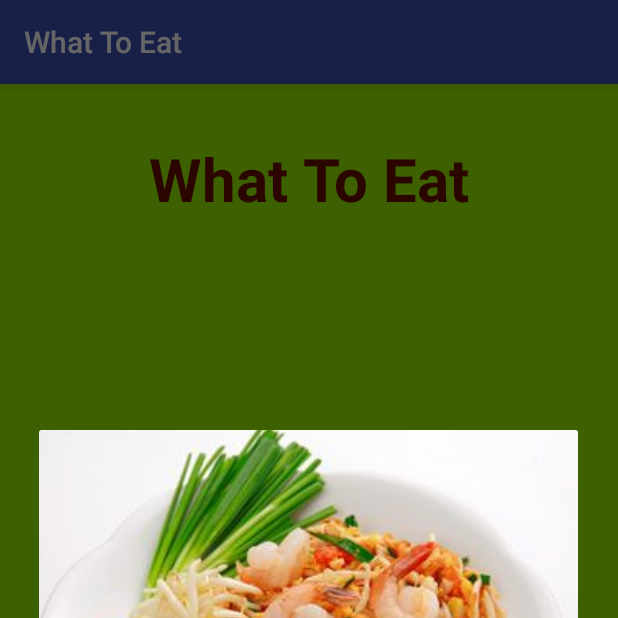
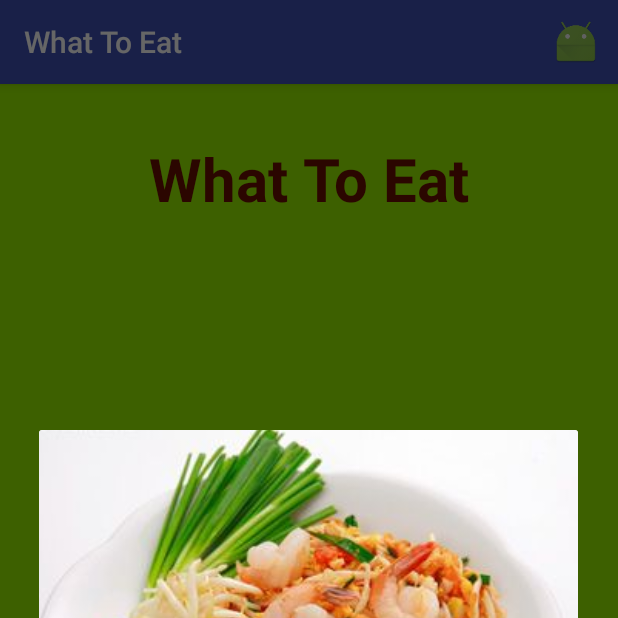
Before and after one commit to 3bugs/WhatToEat-CP-SU-2559-Live, an Android app: the screen it shows after launch (MainActivity), after a tap on "RANDOM", on a phone screen of 412 x 824 dp, the top half of it. Run offline under Robolectric (Android 15) with nearby library versions, the phone set to English and light mode, and no system bars.

Commit message:
Add FoodListAdapter, list_item.xml

```diff
--- a/app/build.gradle
+++ b/app/build.gradle
@@ -25,6 +25,7 @@ dependencies {
         exclude group: 'com.android.support', module: 'support-annotations'
     })
     compile 'com.android.support:appcompat-v7:24.2.1'
+    compile 'com.android.support:percent:24.2.1'
+    compile 'com.android.support:design:24.2.1'
     testCompile 'junit:junit:4.12'
-    compile 'com.android.support:percent:24.2.1'
 }
--- a/app/src/main/AndroidManifest.xml
+++ b/app/src/main/AndroidManifest.xml
@@ -17,6 +17,11 @@
         </activity>
         <activity android:name=".DishDetailActivity">
         </activity>
+        <activity
+            android:name=".FoodListActivity"
+            android:label="@string/title_activity_food_list"
+            android:theme="@style/AppTheme.NoActionBar">
+        </activity>
     </application>
 
 </manifest>
--- a/app/src/main/java/com/example/whattoeat/MainActivity.java
+++ b/app/src/main/java/com/example/whattoeat/MainActivity.java
@@ -1,12 +1,16 @@
 package com.example.whattoeat;
 
 import android.content.Context;
+import android.content.Intent;
 import android.content.res.AssetManager;
 import android.graphics.drawable.Drawable;
 import android.os.Bundle;
 import android.support.v7.app.AlertDialog;
 import android.support.v7.app.AppCompatActivity;
 import android.view.LayoutInflater;
+import android.view.Menu;
+import android.view.MenuInflater;
+import android.view.MenuItem;
 import android.view.View;
 import android.widget.Button;
 import android.widget.ImageView;
@@ -21,18 +25,21 @@ import java.io.InputStream;
 public class MainActivity extends AppCompatActivity {
 
     private static final String TAG = MainActivity.class.getSimpleName();
+    private FoodMenu mFoodMenu;
 
     @Override
     protected void onCreate(Bundle savedInstanceState) {
         super.onCreate(savedInstanceState);
         setContentView(R.layout.activity_main);
+
+        mFoodMenu = FoodMenu.getInstance(this);
+        mFoodMenu.loadFromDatabase();
+
         Button randomButton = (Button) findViewById(R.id.random_button);
         randomButton.setOnClickListener(new View.OnClickListener() {
             @Override
             public void onClick(View view) {
-                FoodMenu foodMenu = FoodMenu.getInstance(MainActivity.this);
-                foodMenu.loadFromDatabase();
-                Food randomFood = foodMenu.getRandomFood();
+                Food randomFood = mFoodMenu.getRandomFood();
 
                 AlertDialog.Builder dialog = new AlertDialog.Builder(MainActivity.this);
 
@@ -67,4 +74,25 @@ public class MainActivity extends AppCompatActivity {
         }
         return null;
     }
+
+    @Override
+    public boolean onCreateOptionsMenu(Menu menu) {
+        MenuInflater inflater = getMenuInflater();
+        inflater.inflate(R.menu.menu_main, menu);
+        return true;
+    }
+
+    @Override
+    public boolean onOptionsItemSelected(MenuItem item) {
+        int id = item.getItemId();
+
+        if (id == R.id.action_show_list) {
+            Intent intent = new Intent(this, FoodListActivity.class);
+            startActivity(intent);
+
+            return true;
+        }
+
+        return super.onOptionsItemSelected(item);
+    }
 }
--- /dev/null
+++ b/app/src/main/res/values-v21/styles.xml
@@ -0,0 +1,9 @@
+<resources>
+
+    <style name="AppTheme.NoActionBar">
+        <item name="windowActionBar">false</item>
+        <item name="windowNoTitle">true</item>
+        <item name="android:windowDrawsSystemBarBackgrounds">true</item>
+        <item name="android:statusBarColor">@android:color/transparent</item>
+    </style>
+</resources>
--- a/app/src/main/res/values/dimens.xml
+++ b/app/src/main/res/values/dimens.xml
@@ -2,4 +2,5 @@
     <!-- Default screen margins, per the Android Design guidelines. -->
     <dimen name="activity_horizontal_margin">16dp</dimen>
     <dimen name="activity_vertical_margin">16dp</dimen>
+    <dimen name="fab_margin">16dp</dimen>
 </resources>
--- a/app/src/main/res/values/strings.xml
+++ b/app/src/main/res/values/strings.xml
@@ -1,3 +1,4 @@
 <resources>
     <string name="app_name">What To Eat</string>
+    <string name="title_activity_food_list">Food List</string>
 </resources>
--- a/app/src/main/res/values/styles.xml
+++ b/app/src/main/res/values/styles.xml
@@ -8,4 +8,13 @@
         <item name="colorAccent">@color/colorAccent</item>
     </style>
 
+    <style name="AppTheme.NoActionBar">
+        <item name="windowActionBar">false</item>
+        <item name="windowNoTitle">true</item>
+    </style>
+
+    <style name="AppTheme.AppBarOverlay" parent="ThemeOverlay.AppCompat.Dark.ActionBar"/>
+
+    <style name="AppTheme.PopupOverlay" parent="ThemeOverlay.AppCompat.Light"/>
+
 </resources>
```
Also changed, not shown: app/src/main/java/com/example/whattoeat/FoodListActivity.java (added, +44 -0 lines), app/src/main/java/com/example/whattoeat/adapter/FoodListAdapter.java (added, +36 -0 lines), app/src/main/res/drawable/ic_add_black_24dp.xml (added, +9 -0 lines), app/src/main/res/layout/activity_food_list.xml (added, +35 -0 lines), app/src/main/res/layout/content_food_list.xml (added, +25 -0 lines), app/src/main/res/layout/list_item.xml (added, +23 -0 lines), app/src/main/res/drawable-hdpi/ic_action_add_food.png (added), app/src/main/res/drawable-mdpi/ic_action_add_food.png (added), app/src/main/res/drawable-xhdpi/ic_action_add_food.png (added), app/src/main/res/drawable-xxhdpi/ic_action_add_food.png (added).
